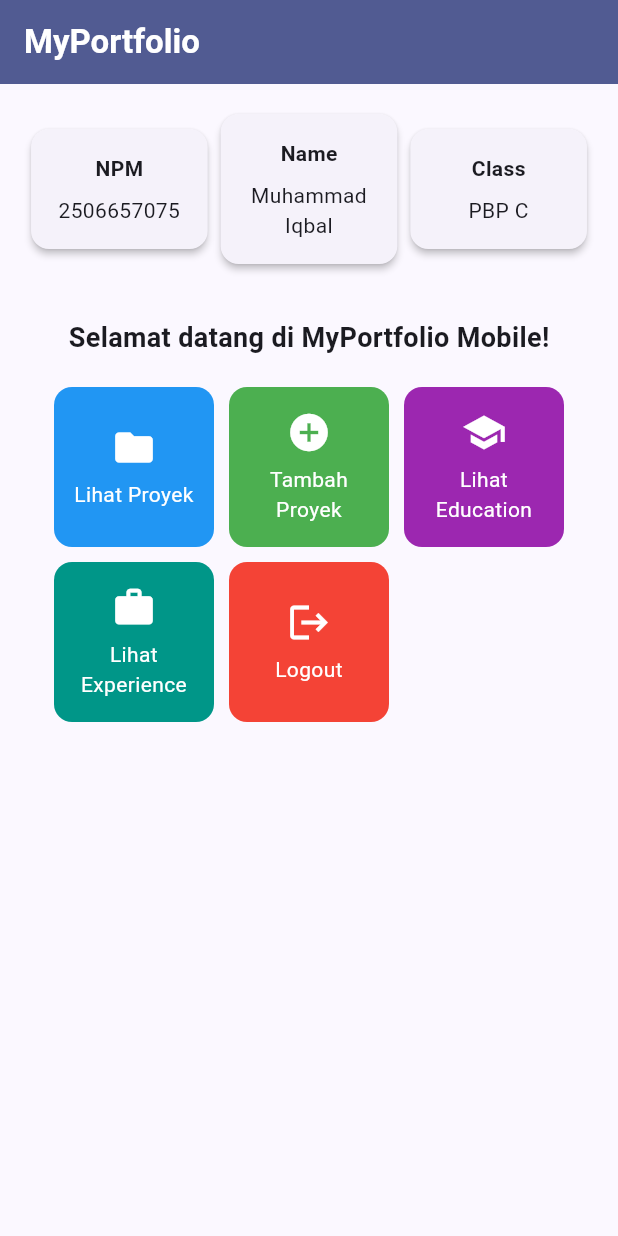
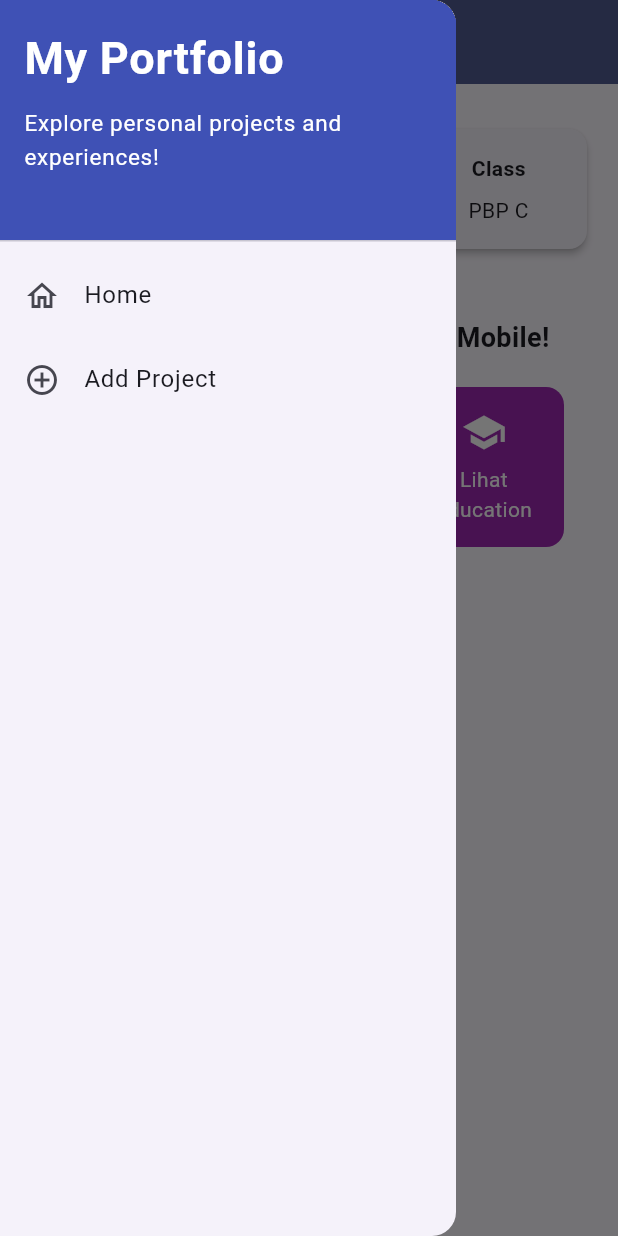
Before and after one commit to labqimm/myportofolio_mobile, a Flutter app: the screen it shows after launch, with the side drawer open (before the commit the screen has no drawer), on a phone screen of 412 x 824 dp. Run offline on Flutter 3.47's test engine with Material 3 defaults, Android fonts, the phone set to English and light mode, and no system bars; our stand-ins replace material_ui.

Commit message:
feat: tambah drawer, form tambah proyek, navigasi tombol, dan refactor ke screens/widgets

```diff
--- a/lib/main.dart
+++ b/lib/main.dart
@@ -1,5 +1,5 @@
-import 'package:flutter/material.dart';
-import 'package:myportofolio_mobile/menu.dart';
+import 'package:material_ui/material_ui.dart';
+import 'package:myportofolio_mobile/screens/menu.dart';
 
 void main() {
   runApp(const MyApp());
--- a/lib/menu.dart
+++ b/lib/screens/menu.dart
@@ -1,4 +1,6 @@
-import 'package:flutter/material.dart';
+import 'package:material_ui/material_ui.dart';
+import 'package:myportofolio_mobile/widgets/left_drawer.dart';
+import 'package:myportofolio_mobile/widgets/project_card.dart';
 
 /// Halaman utama aplikasi MyPortfolio Mobile.
 ///
@@ -24,7 +26,7 @@ class MyHomePage extends StatelessWidget {
 
   @override
   Widget build(BuildContext context) {
-    // Scaffold menyediakan kerangka halaman: AppBar di atas dan body di bawahnya.
+    // Scaffold menyediakan kerangka halaman: AppBar, drawer, dan body.
     return Scaffold(
       appBar: AppBar(
         title: const Text(
@@ -32,7 +34,11 @@ class MyHomePage extends StatelessWidget {
           style: TextStyle(color: Colors.white, fontWeight: FontWeight.bold),
         ),
         backgroundColor: Theme.of(context).colorScheme.primary,
+        // Ikon hamburger (pembuka drawer) dibuat putih agar kontras dengan AppBar.
+        iconTheme: const IconThemeData(color: Colors.white),
       ),
+      // Drawer menu untuk berpindah antarhalaman.
+      drawer: const LeftDrawer(),
       // SingleChildScrollView membuat halaman bisa di-scroll jika isinya
       // lebih tinggi dari layar, sehingga tidak terjadi overflow.
       body: SingleChildScrollView(
@@ -118,49 +124,3 @@ class ItemHomepage {
 
   ItemHomepage(this.name, this.icon, this.color);
 }
-
-/// Tombol aksi berbentuk kartu. Warna latarnya diambil dari [ItemHomepage.color],
-/// dan saat ditekan akan memunculkan SnackBar berisi nama tombol.
-class ItemCard extends StatelessWidget {
-  final ItemHomepage item;
-
-  const ItemCard(this.item, {super.key});
-
-  @override
-  Widget build(BuildContext context) {
-    return Material(
-      color: item.color,
-      borderRadius: BorderRadius.circular(12),
-      child: InkWell(
-        // InkWell memberi efek riak (ripple) saat kartu disentuh.
-        borderRadius: BorderRadius.circular(12),
-        onTap: () {
-          ScaffoldMessenger.of(context)
-            ..hideCurrentSnackBar()
-            ..showSnackBar(
-              SnackBar(
-                content: Text("Kamu telah menekan tombol ${item.name}!"),
-              ),
-            );
-        },
-        child: Container(
-          padding: const EdgeInsets.all(8),
-          child: Center(
-            child: Column(
-              mainAxisAlignment: MainAxisAlignment.center,
-              children: [
-                Icon(item.icon, color: Colors.white, size: 30.0),
-                const Padding(padding: EdgeInsets.all(3)),
-                Text(
-                  item.name,
-                  textAlign: TextAlign.center,
-                  style: const TextStyle(color: Colors.white),
-                ),
-              ],
-            ),
-          ),
-        ),
-      ),
-    );
-  }
-}
--- /dev/null
+++ b/lib/widgets/left_drawer.dart
@@ -0,0 +1,62 @@
+import 'package:material_ui/material_ui.dart';
+import 'package:myportofolio_mobile/screens/menu.dart';
+import 'package:myportofolio_mobile/screens/project_form.dart';
+
+/// Drawer menu di sisi kiri layar untuk berpindah antarhalaman aplikasi.
+class LeftDrawer extends StatelessWidget {
+  const LeftDrawer({super.key});
+
+  @override
+  Widget build(BuildContext context) {
+    return Drawer(
+      child: ListView(
+        children: [
+          // Bagian atas drawer: judul dan deskripsi singkat aplikasi.
+          const DrawerHeader(
+            decoration: BoxDecoration(color: Colors.indigo),
+            child: Column(
+              crossAxisAlignment: CrossAxisAlignment.start,
+              children: [
+                Text(
+                  'My Portfolio',
+                  style: TextStyle(
+                    fontSize: 30,
+                    fontWeight: FontWeight.bold,
+                    color: Colors.white,
+                  ),
+                ),
+                SizedBox(height: 10),
+                Text(
+                  'Explore personal projects and experiences!',
+                  style: TextStyle(fontSize: 15, color: Colors.white),
+                ),
+              ],
+            ),
+          ),
+          // Navigasi ke halaman utama portofolio.
+          ListTile(
+            leading: const Icon(Icons.home_outlined),
+            title: const Text('Home'),
+            onTap: () {
+              Navigator.pushReplacement(
+                context,
+                MaterialPageRoute(builder: (context) => MyHomePage()),
+              );
+            },
+          ),
+          // Navigasi ke halaman tambah proyek.
+          ListTile(
+            leading: const Icon(Icons.add_circle_outline),
+            title: const Text('Add Project'),
+            onTap: () {
+              Navigator.pushReplacement(
+                context,
+                MaterialPageRoute(builder: (context) => const ProjectFormPage()),
+              );
+            },
+          ),
+        ],
+      ),
+    );
+  }
+}
--- /dev/null
+++ b/lib/widgets/project_card.dart
@@ -0,0 +1,61 @@
+import 'package:material_ui/material_ui.dart';
+import 'package:myportofolio_mobile/screens/menu.dart';
+import 'package:myportofolio_mobile/screens/project_form.dart';
+
+/// Tombol aksi berbentuk kartu. Warna latarnya diambil dari [ItemHomepage.color].
+///
+/// Saat ditekan, kartu memunculkan SnackBar berisi nama tombol, lalu
+/// berpindah ke halaman yang sesuai (untuk tombol yang sudah punya halaman).
+class ItemCard extends StatelessWidget {
+  final ItemHomepage item;
+
+  const ItemCard(this.item, {super.key});
+
+  @override
+  Widget build(BuildContext context) {
+    return Material(
+      color: item.color,
+      borderRadius: BorderRadius.circular(12),
+      child: InkWell(
+        // InkWell memberi efek riak (ripple) saat kartu disentuh.
+        borderRadius: BorderRadius.circular(12),
+        onTap: () {
+          // Memunculkan SnackBar ketika kartu ditekan.
+          ScaffoldMessenger.of(context)
+            ..hideCurrentSnackBar()
+            ..showSnackBar(
+              SnackBar(
+                content: Text("Kamu telah menekan tombol ${item.name}!"),
+              ),
+            );
+
+          // Navigasi ke halaman yang sesuai. Memakai push() agar pengguna
+          // bisa kembali ke menu dengan tombol Back.
+          if (item.name == "Tambah Proyek") {
+            Navigator.push(
+              context,
+              MaterialPageRoute(builder: (context) => const ProjectFormPage()),
+            );
+          }
+        },
+        child: Container(
+          padding: const EdgeInsets.all(8),
+          child: Center(
+            child: Column(
+              mainAxisAlignment: MainAxisAlignment.center,
+              children: [
+                Icon(item.icon, color: Colors.white, size: 30.0),
+                const Padding(padding: EdgeInsets.all(3)),
+                Text(
+                  item.name,
+                  textAlign: TextAlign.center,
+                  style: const TextStyle(color: Colors.white),
+                ),
+              ],
+            ),
+          ),
+        ),
+      ),
+    );
+  }
+}
```
Also changed, not shown: lib/screens/project_form.dart (added, +220 -0 lines).
